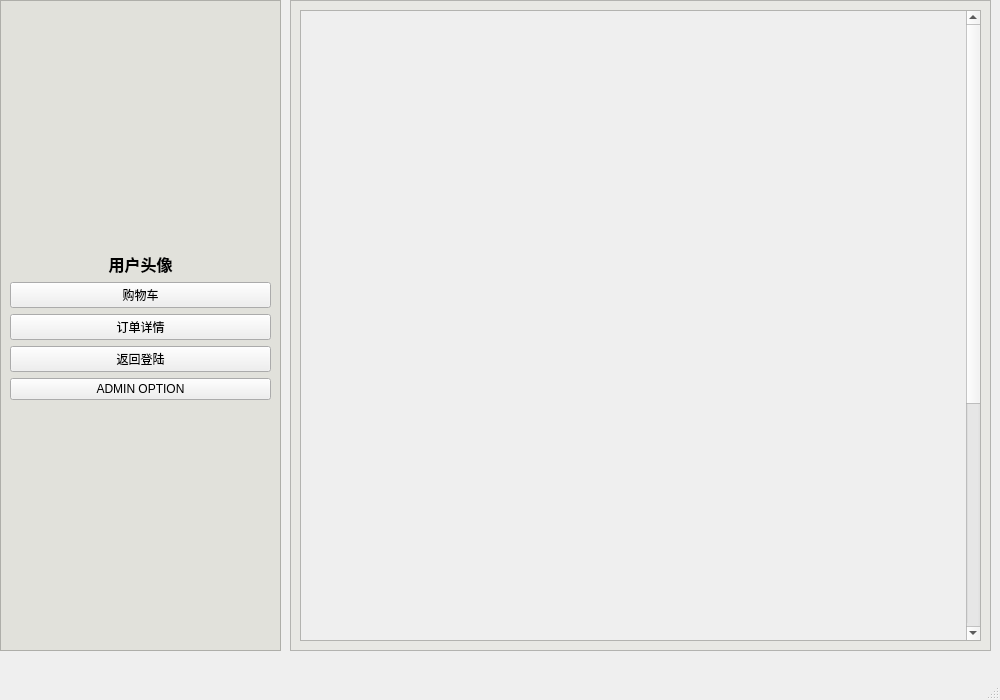
Qt form ME/CommunityCanteenSys/Windows/Control_Pager/controlwin.ui (JoyJeeo/-) before a commit.
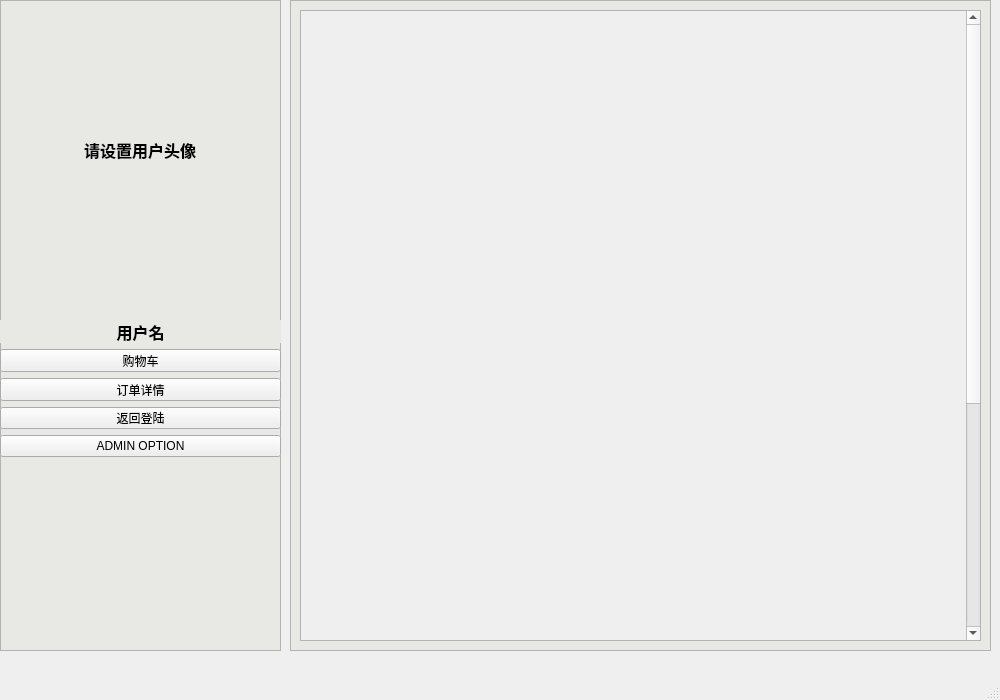
The same form after that commit. Custom widgets are drawn as their Qt base class.

What changed in the file:
```diff
--- a/ME/CommunityCanteenSys/Windows/Control_Pager/controlwin.ui
+++ b/ME/CommunityCanteenSys/Windows/Control_Pager/controlwin.ui
@@ -31,7 +31,7 @@
     </property>
     <property name="styleSheet">
      <string notr="true">QFrame{
-	background-color: #e1e1db;
+	background-color: #e8e8e4;
 }</string>
     </property>
     <property name="frameShape">
@@ -40,24 +40,24 @@
     <property name="frameShadow">
      <enum>QFrame::Raised</enum>
     </property>
-    <layout class="QHBoxLayout" name="horizontalLayout_2">
-     <item>
+    <widget class="QWidget" name="verticalLayoutWidget">
+     <property name="geometry">
+      <rect>
+       <x>0</x>
+       <y>320</y>
+       <width>281</width>
+       <height>137</height>
+      </rect>
+     </property>
       <layout class="QVBoxLayout" name="verticalLayout">
-       <item>
-        <spacer name="verticalSpacer">
-         <property name="orientation">
-          <enum>Qt::Vertical</enum>
-         </property>
-         <property name="sizeHint" stdset="0">
-          <size>
-           <width>20</width>
-           <height>40</height>
-          </size>
-         </property>
-        </spacer>
-       </item>
        <item>
         <widget class="QLabel" name="username_label">
+        <property name="minimumSize">
+         <size>
+          <width>0</width>
+          <height>0</height>
+         </size>
+        </property>
          <property name="font">
           <font>
            <family>Consolas</family>
@@ -69,7 +69,7 @@
           </font>
          </property>
          <property name="text">
-          <string>用户头像</string>
+         <string>用户名</string>
          </property>
          <property name="alignment">
           <set>Qt::AlignCenter</set>
@@ -119,22 +119,40 @@
          </property>
         </widget>
        </item>
-       <item>
-        <spacer name="verticalSpacer_2">
-         <property name="orientation">
-          <enum>Qt::Vertical</enum>
-         </property>
-         <property name="sizeHint" stdset="0">
+     </layout>
+    </widget>
+    <widget class="UserIconLabel" name="userIcon_label">
+     <property name="geometry">
+      <rect>
+       <x>30</x>
+       <y>40</y>
+       <width>220</width>
+       <height>220</height>
+      </rect>
+     </property>
+     <property name="minimumSize">
           <size>
-           <width>20</width>
-           <height>40</height>
-          </size>
-         </property>
-        </spacer>
-       </item>
-      </layout>
-     </item>
-    </layout>
+       <width>200</width>
+       <height>200</height>
+      </size>
+     </property>
+     <property name="font">
+      <font>
+       <family>Consolas</family>
+       <pointsize>12</pointsize>
+       <weight>75</weight>
+       <bold>true</bold>
+       <underline>false</underline>
+       <strikeout>false</strikeout>
+      </font>
+     </property>
+     <property name="text">
+      <string>请设置用户头像</string>
+     </property>
+     <property name="alignment">
+      <set>Qt::AlignCenter</set>
+     </property>
+    </widget>
    </widget>
    <widget class="QFrame" name="frame_2">
     <property name="geometry">
@@ -250,6 +268,13 @@
   </widget>
   <widget class="QStatusBar" name="statusbar"/>
  </widget>
+ <customwidgets>
+  <customwidget>
+   <class>UserIconLabel</class>
+   <extends>QLabel</extends>
+   <header>Tools/UserIconLabel/usericonlabel.h</header>
+  </customwidget>
+ </customwidgets>
  <resources/>
  <connections/>
 </ui>
```
Left out of the diff: 39 changed lines with no effect on the pictures. Lines whose indentation alone changed are shown as unchanged.
